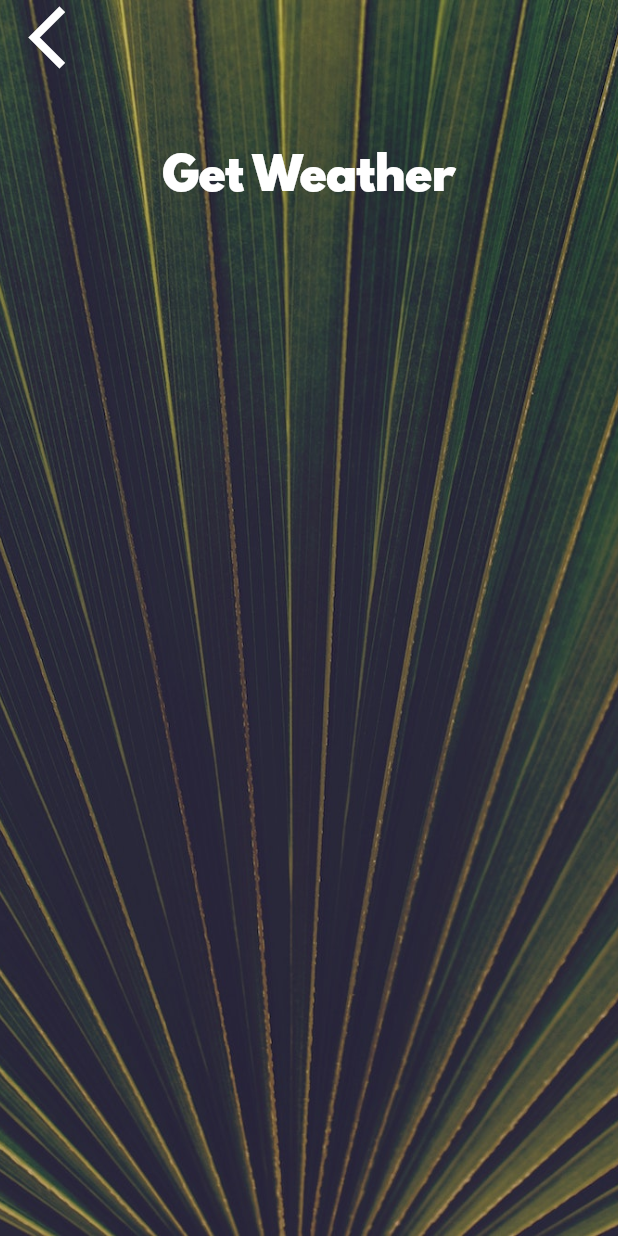
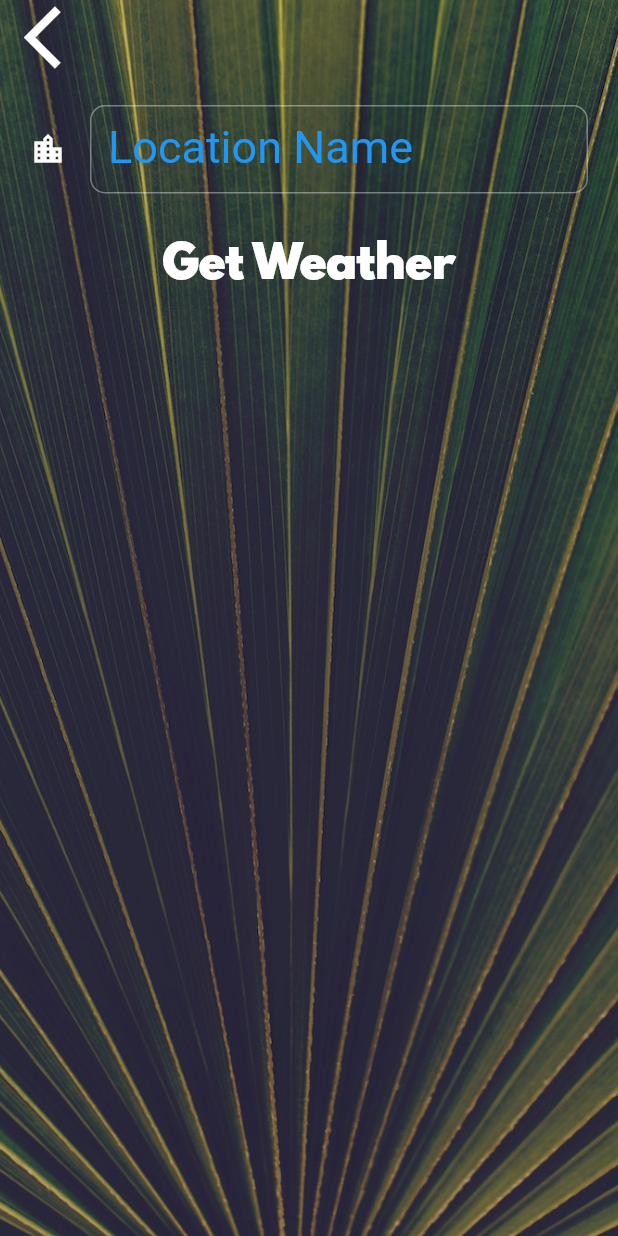
Before and after one commit to Baeyung/clima_flutter, a Flutter app: the CityScreen screen opened directly, on a phone screen of 412 x 824 dp. Run offline on Flutter 3.47's test engine with Material 2 defaults, Android fonts, the phone set to English and light mode, and no system bars; our stand-ins replace flutter_spinkit, geolocator.

Commit message:
--added remaining functionality for location

```diff
--- a/lib/screens/city_screen.dart
+++ b/lib/screens/city_screen.dart
@@ -9,6 +9,7 @@ class CityScreen extends StatefulWidget {
 }
 
 class _CityScreenState extends State<CityScreen> {
+  String cityName = '';
   @override
   Widget build(BuildContext context) {
     return Scaffold(
@@ -25,8 +26,11 @@ class _CityScreenState extends State<CityScreen> {
             children: <Widget>[
               Align(
                 alignment: Alignment.topLeft,
-                child: FlatButton(
-                  onPressed: () {},
+                child: ElevatedButton(
+                  style: ktransparentStyle,
+                  onPressed: () {
+                    Navigator.pop(context);
+                  },
                   child: const Icon(
                     Icons.arrow_back_ios,
                     size: 50.0,
@@ -35,10 +39,22 @@ class _CityScreenState extends State<CityScreen> {
               ),
               Container(
                 padding: const EdgeInsets.all(20.0),
-                child: null,
+                child: TextField(
+                  style: kInputTextStyle,
+                  decoration: kLocationNameInput,
+                  onChanged: (value) {
+                    cityName = value;
+                  },
+                ),
               ),
-              FlatButton(
-                onPressed: () {},
+              ElevatedButton(
+                style: ktransparentStyle,
+                onPressed: () {
+                  Navigator.pop(
+                    context,
+                    cityName,
+                  );
+                },
                 child: const Text(
                   'Get Weather',
                   style: kButtonTextStyle,
--- a/lib/utilities/constants.dart
+++ b/lib/utilities/constants.dart
@@ -29,3 +29,37 @@ ButtonStyle ktransparentStyle = ElevatedButton.styleFrom(
     ),
   ),
 );
+
+const String kError = 'error';
+
+const String kErrorMessage = 'Unable to fetch the location';
+
+const String kEmptyString = '';
+
+const InputDecoration kLocationNameInput = InputDecoration(
+  fillColor: Colors.white,
+  // hintText: 'Location name',
+  filled: false,
+  labelText: 'Location Name',
+  labelStyle: TextStyle(
+    color: Colors.blue,
+    fontSize: 30,
+  ),
+  border: OutlineInputBorder(
+    borderRadius: BorderRadius.all(
+      Radius.circular(10),
+    ),
+    borderSide: BorderSide(color: Colors.black),
+  ),
+  icon: Icon(
+    Icons.location_city,
+    color: Colors.white,
+  ),
+  // hintStyle: TextStyle(
+  //   color: Colors.grey,
+  // ),
+);
+
+const TextStyle kInputTextStyle = TextStyle(
+  color: Colors.white,
+);
```
Also changed, not shown: lib/screens/location_screen.dart (+21 -1 lines), lib/services/networking.dart (+19 -2 lines), lib/services/weather.dart (+7 -1 lines).
